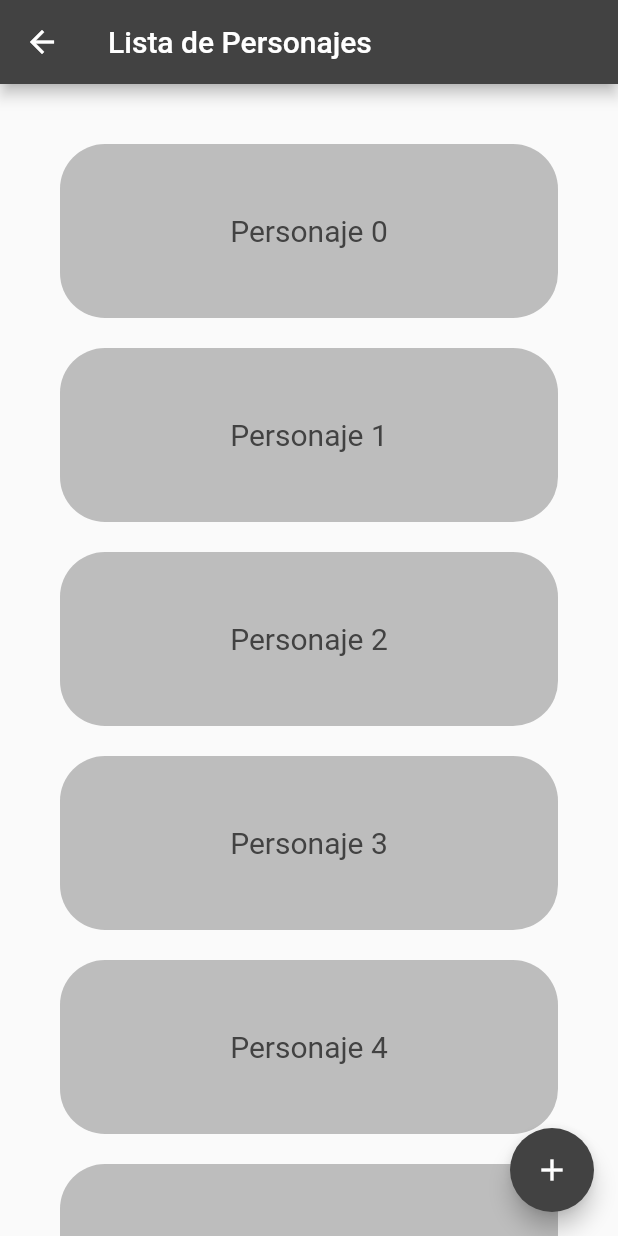
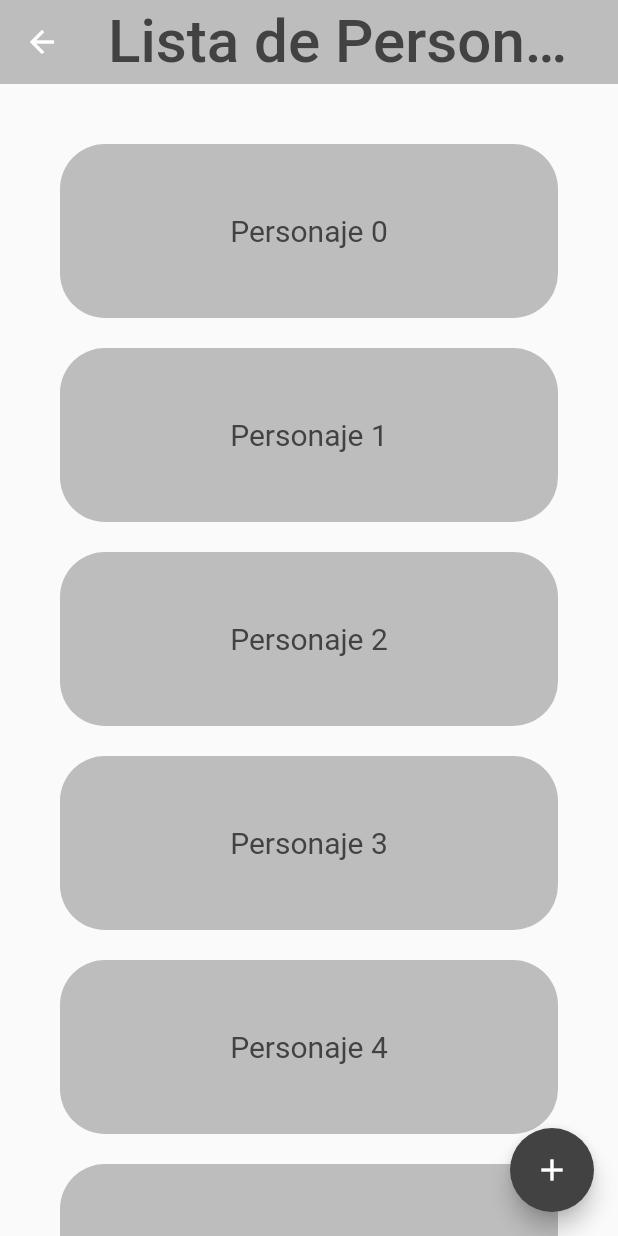
Before and after one commit to SFP95/pjfolder, a Flutter app: the CharacterListPage screen opened by its route, on a phone screen of 412 x 824 dp. Run offline on Flutter 3.47's test engine with Material 2 defaults, Android fonts, the phone set to English and light mode, and no system bars.

Commit message:
ajustes de presentación

```diff
--- a/lib/src/pages/character_list_page.dart
+++ b/lib/src/pages/character_list_page.dart
@@ -5,8 +5,10 @@ class CharacterListPage extends StatelessWidget {
   Widget build(BuildContext context) {
     return Scaffold(
       appBar: AppBar(
-        title: Text('Lista de Personajes'),
-        backgroundColor: Colors.grey[800],
+        centerTitle: true,
+        elevation: 0,
+        title: Text('Lista de Personajes',style: TextStyle(fontSize: 40,color: Colors.grey[800])),
+        backgroundColor: Colors.grey.shade400,
       ),
       body: ListView.builder(
         padding: EdgeInsets.all(30),
--- a/lib/src/pages/dice_page.dart
+++ b/lib/src/pages/dice_page.dart
@@ -30,8 +30,8 @@ class _DicePageState extends State<DicePage> {
         appBar: AppBar(
           centerTitle: true,
           elevation: 0,
-          title: Text('Dados',style: TextStyle(fontSize: 40,color: Colors.grey[400])),
-          backgroundColor: Colors.grey.shade800,
+          title: Text('Dados',style: TextStyle(fontSize: 40,color: Colors.grey[800])),
+          backgroundColor: Colors.grey.shade400,
         ),
         body: SafeArea(
           child: Column(
```
